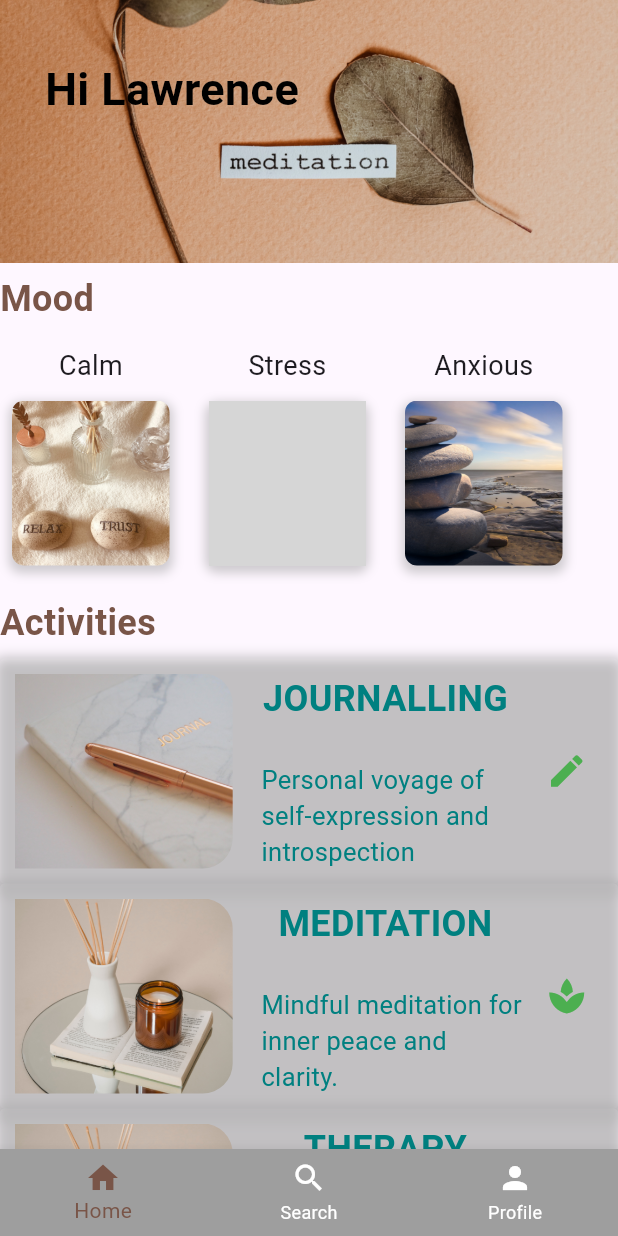
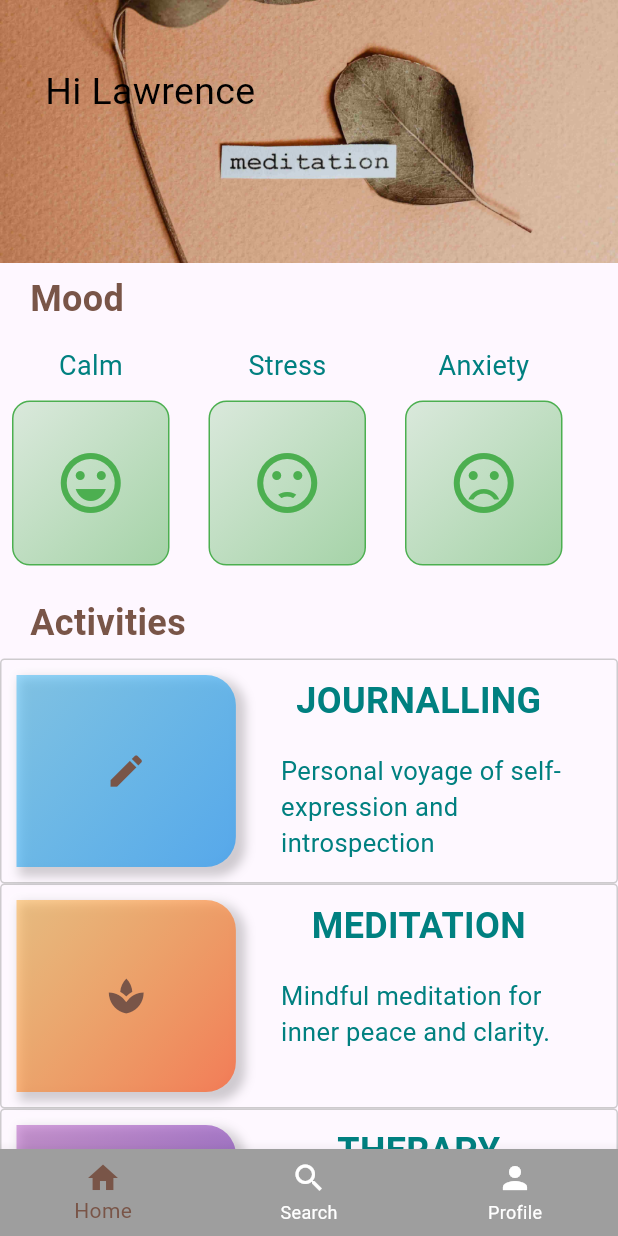
Before and after one commit to Munene001/soulspring, a Flutter app: the screen it shows after launch, on a phone screen of 412 x 824 dp. Run offline on Flutter 3.47's test engine with Material 2 defaults, Android fonts, the phone set to English and light mode, and no system bars; our stand-ins replace firebase_auth, firebase_core, sentry_flutter; accounts and stored records are empty; grey boxes are pictures that could not be loaded.

Commit message:
redesigning homescreen page

```diff
--- a/lib/Reusablewidget/mood.dart
+++ b/lib/Reusablewidget/mood.dart
@@ -1,55 +1,51 @@
 import 'package:flutter/material.dart';
+import 'package:soulspring/Reusablewidget/select.dart';
+const Color tealColor = Color(0xFF008080);
 
 GestureDetector mood(
-  ImageProvider imageProvider,
+  IconData iconData,
   String text1,
   Function onTap,
 ) {
   return GestureDetector(
     onTap: () {},
     child: Container(
-
-
-
-
       height: 175,
-      child: Padding(padding:EdgeInsets.all(8),
+      child: Padding(
+        padding: EdgeInsets.all(8),
         child: Column(
           children: [
-          Text(text1, style: TextStyle(fontSize: 18, fontWeight: FontWeight.normal,),),
-
-          SizedBox(height: 10,),
+            Text(
+              text1,
+              style: TextStyle(
+                fontSize: 18,
+                fontWeight: FontWeight.normal,
+                color: tealColor,
+              ),
+            ),
+            SizedBox(
+              height: 10,
+            ),
             Container(
               height: 110,
-            width:105,
+              width: 105,
               decoration: BoxDecoration(
-              image: DecorationImage(image: imageProvider, fit: BoxFit.cover),
-              borderRadius: BorderRadius.all(Radius.circular(8)),
-              boxShadow: [
-               BoxShadow(
-                  color: Colors.grey.withOpacity(0.5),
-                  spreadRadius: 2,
-                  blurRadius: 5,
-                  offset: Offset(0, 3), // horizontal, vertical offset
-                ),
-        ]
-
-
-
-
-
+                  borderRadius: BorderRadius.all(Radius.circular(12)),
+                  border: Border.all(color: Colors.green, width: 1.0),
+                  gradient: LinearGradient(colors: [
+                    Colors.green.withOpacity(0.2),
+                    Colors.green.withOpacity(0.5)
+                  ], begin: Alignment.topLeft,
+                      end:Alignment.bottomRight)),
+              child: Icon(
+                iconData,
+                color: Colors.green,
+                size: 48,
               ),
             )
-
-
-
-
-
           ],
         ),
       ),
-
     ),
-
   );
 }
--- a/lib/Reusablewidget/select.dart
+++ b/lib/Reusablewidget/select.dart
@@ -4,27 +4,20 @@ Color chocolateBrown = Color(0xFF7B3F00);
 const Color tealColor = Color(0xFF008080);
 const Color turquoiseColor = Color(0xFF40E0D0);
 
-
 GestureDetector section(
-  ImageProvider imageProvider,
+  LinearGradient gradient,
   String text1,
   String text2,
   Function onTap,
   IconData iconData,
 ) {
   return GestureDetector(
-    onTap: (){},
+    onTap: () {},
     child: Container(
       height: 150,
       decoration: BoxDecoration(
-        color: Colors.white10,
-        borderRadius: BorderRadius.circular(3),
-        boxShadow: [
-                    BoxShadow(blurRadius: 7,color:Colors.grey.withOpacity(0.7),
-                    spreadRadius: 3, offset: Offset(0, 3),
-                    ),
-                  ]
-      ),
+          color: Colors.white10, borderRadius: BorderRadius.circular(3),
+          border: Border.all(color: Colors.grey.withOpacity(0.5))),
       child: Padding(
         padding: EdgeInsets.all(10),
         child: Row(
@@ -33,50 +26,69 @@ GestureDetector section(
               flex: 3,
               child: Container(
                 decoration: BoxDecoration(
-                  image: DecorationImage(image: imageProvider, fit: BoxFit.cover),
+                  gradient: gradient,
                   borderRadius: BorderRadius.only(
                     topRight: Radius.circular(20),
                     bottomRight: Radius.circular(20),
                   ),
-
-                ),
+                  boxShadow: [
+                    BoxShadow(
+                      color: Colors.black.withOpacity(0.2), // Shadow color
+                      spreadRadius: 2, // Spread of the shadow
+                      blurRadius: 5, // Blur intensity
+                      offset:
+                          Offset(4, 4), // Shadow offset (horizontal, vertical)
+                    ),
+                    BoxShadow(
+                      color: Colors.white.withOpacity(0.2), // Highlight color
+                      spreadRadius: 2, // Spread of the highlight
+                      blurRadius: 5, // Blur intensity
+                      offset: Offset(
+                          -2, -2), // Highlight offset (horizontal, vertical)
+                    ),
+                  ],
+                ),child:Center(
+                 child: Icon(
+                iconData,
+                color: Colors.brown,
+                size: 28,
+                 ),
+              ),
               ),
             ),
-            SizedBox(width: 5),
             Expanded(
-              flex: 4,
+              flex: 5,
               child: Container(
                 // Set your desired background color here
                 child: Column(
                   crossAxisAlignment: CrossAxisAlignment.center,
                   children: [
                     Padding(
-                      padding: EdgeInsets.symmetric(horizontal: 10), // Add horizontal padding to text1
+                      padding: EdgeInsets.symmetric(
+                          horizontal: 7), // Add horizontal padding to text1
                       child: Text(
                         text1,
-                        style: TextStyle(fontWeight: FontWeight.bold, fontSize: 24, color: tealColor),
+                        style: TextStyle(
+                            fontWeight: FontWeight.bold,
+                            fontSize: 24,
+                            color: tealColor),
                       ),
                     ),
-                    SizedBox(height: 25), // Add a small space between the two texts
-                    Padding(
-                      padding: EdgeInsets.only(left: 14), // Add a left margin to text2
+                    SizedBox(
+                        height: 18), // Add a small space between the two texts
+                     //Pa Add a left margin to text2
+                     Padding(padding:EdgeInsetsDirectional.only(start: 30),
                       child: Text(
                         text2,
-                        style: TextStyle(fontSize: 17, color:tealColor),
+                        style: TextStyle(fontSize: 17, color: tealColor),
                       ),
-                    ),
+                     ),
+
                   ],
                 ),
               ),
             ),
-            Expanded(
-              flex: 1,
-              child: Icon(
-                iconData,
-                color: Colors.green,
-                size: 28,
-              ),
-            ),
+
           ],
         ),
       ),
--- a/lib/homescreen.dart
+++ b/lib/homescreen.dart
@@ -11,7 +11,7 @@ class MyAppBar extends StatelessWidget implements PreferredSizeWidget {
   Widget build(BuildContext context) {
     return SafeArea(
       child: Container(
-        padding: EdgeInsets.only(top: 20),
+        padding: EdgeInsets.only(top: 25),
         decoration: BoxDecoration(
           image: DecorationImage(
             image: AssetImage('assets/img4.jpg'),
@@ -25,8 +25,7 @@ class MyAppBar extends StatelessWidget implements PreferredSizeWidget {
             child: Text(
               'Hi $username',
               style: TextStyle(
-                fontSize: 30,
-                fontWeight: FontWeight.bold,
+                fontSize: 25,
                 color: Colors.black,
               ),
             ),
@@ -54,53 +53,82 @@ class Homescreen extends StatelessWidget {
           decoration: BoxDecoration(
             borderRadius: BorderRadius.circular(100),
           ),
-
-
-
-
-                child: Column( // Combine the children into a single Column
-                crossAxisAlignment: CrossAxisAlignment.start, // Align children to the start (left)
+          child: Column(
+            // Combine the children into a single Column
+            crossAxisAlignment:
+                CrossAxisAlignment.start, // Align children to the start (left)
             children: [
-
               SizedBox(
                 height: 7,
               ),
-
-              Text("Mood", style:TextStyle(fontWeight: FontWeight.bold, fontSize: 24,color: Colors.brown)),
+              Padding(
+                padding: EdgeInsets.only(
+                    left: 20), // Add padding to the left of "Mood" text
+                child: Text(
+                  "Mood",
+                  style: TextStyle(
+                      fontWeight: FontWeight.bold,
+                      fontSize: 24,
+                      color: Colors.brown),
+                ),
+              ),
               SizedBox(
                 height: 7,
               ),
-
               Row(
                 children: [
-                  mood(AssetImage("assets/img1.jpg"), "Calm", () {}),
-                  SizedBox( width: 10,),
-                  mood(AssetImage("assets/img2.jpg"), "Stress", () {}),
-                  SizedBox( width: 10,),
-                  mood(AssetImage("assets/img3.jpg"), "Anxious", () {}),
+                  mood(Icons.sentiment_very_satisfied, "Calm", () {}),
+                  SizedBox(
+                    width: 10,
+                  ),
+                  mood(Icons.sentiment_dissatisfied, "Stress", () {}),
+                  SizedBox(
+                    width: 10,
+                  ),
+                  mood(Icons.sentiment_very_dissatisfied, "Anxiety", () {}),
                 ],
               ),
-
-               Text("Activities", style:TextStyle(fontWeight: FontWeight.bold, fontSize: 24,color: Colors.brown)),
+              Padding(
+                padding: EdgeInsets.only(
+                    left: 20), // Add padding to the left of "Mood" text
+                child: Text(
+                  "Activities",
+                  style: TextStyle(
+                      fontWeight: FontWeight.bold,
+                      fontSize: 24,
+                      color: Colors.brown),
+                ),
+              ),
               SizedBox(
                 height: 7,
               ),
               section(
-                AssetImage("assets/pen1.jpg"),
+                LinearGradient(
+                    colors: [Colors.lightBlue.withOpacity(0.4), Colors.blue.withOpacity(0.7)],
+                    begin: Alignment.topLeft,
+                    end: Alignment.bottomRight),
                 "JOURNALLING",
                 "Personal voyage of self-expression and introspection",
                 () {},
                 Icons.create,
               ),
               section(
-                AssetImage("assets/pen2.jpg"),
+                LinearGradient(
+                  colors: [Colors.orange.withOpacity(0.4), Colors.deepOrange.withOpacity(0.7)],
+                  begin: Alignment.topLeft,
+                  end: Alignment.bottomRight,
+                ),
                 "MEDITATION",
                 "Mindful meditation for inner peace and clarity.",
                 () {},
                 Icons.spa,
               ),
               section(
-                AssetImage("assets/pen2.jpg"),
+                LinearGradient(
+                  colors: [Colors.purple.withOpacity(0.4), Colors.deepPurple.withOpacity(0.7)],
+                  begin: Alignment.topLeft,
+                  end: Alignment.bottomRight,
+                ),
                 "THERAPY",
                 "Professional support for emotional growth and healing",
                 () {},
--- a/lib/main.dart
+++ b/lib/main.dart
@@ -1,13 +1,23 @@
 import 'package:flutter/material.dart';
 import 'package:firebase_core/firebase_core.dart';
-import 'package:firebase_auth/firebase_auth.dart';
-import 'package:soulspring/splash.dart';
-import 'package:soulspring/homescreen.dart';
+import 'package:flutter/material.dart';
+import 'package:firebase_core/firebase_core.dart';
+import 'package:sentry_flutter/sentry_flutter.dart'; // Import the sentry_flutter package
+import 'homescreen.dart';
 
-void main() async {
+Future<void> main() async {
   WidgetsFlutterBinding.ensureInitialized();
   await Firebase.initializeApp();
-  runApp(const MyApp());
+
+  await SentryFlutter.init(
+    (options) {
+      options.dsn = 'https://9e63f8541c3e606b5afbf2292a73191c@o4505623309647872.ingest.sentry.io/4505623344906240'; // Replace with your Sentry DSN
+      // Set tracesSampleRate to 1.0 to capture 100% of transactions for performance monitoring.
+      // We recommend adjusting this value in production.
+      options.tracesSampleRate = 1.0;
+    },
+    appRunner: () => runApp(const MyApp()),
+  );
 }
 
 class MyApp extends StatelessWidget {
--- /dev/null
+++ b/lib/models/therapist.dart
@@ -0,0 +1,21 @@
+class Therapist {
+  final String username;
+  final String specialty;
+  final String description;
+  final String city;
+  final String meetups;
+  final String profileimage;
+  final int contact;
+  final String email;
+
+  Therapist({
+    required this.username,
+    required this.specialty,
+    required this.description,
+    required this.city,
+    required this.meetups,
+    required this.profileimage,
+    required this.contact,
+    required this.email
+  });
+}
--- a/pubspec.yaml
+++ b/pubspec.yaml
@@ -27,6 +27,7 @@ dependencies:
   firebase_core: ^2.14.0
   firebase_auth: ^4.6.3
   cupertino_icons: ^1.0.2
+  sentry_flutter: ^7.9.0
 
 dev_dependencies:
   flutter_test:
```
Also changed, not shown: assets/img1.jpg, assets/img3.jpg, assets/img4.jpg, assets/pen1.jpg, assets/pen2.jpg, pubspec.lock, 6 other files. Lines whose indentation alone changed are shown as unchanged.
